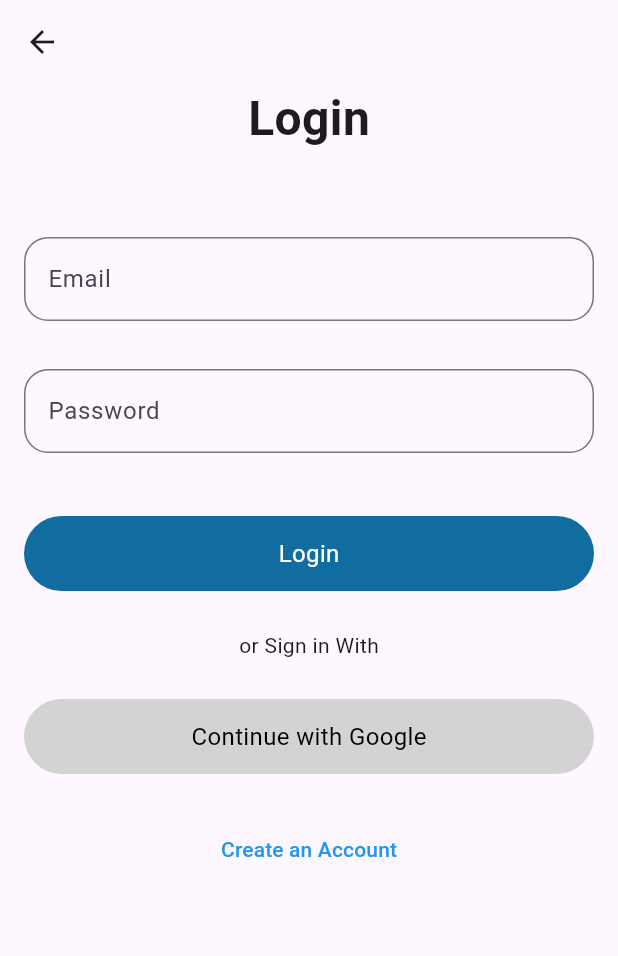
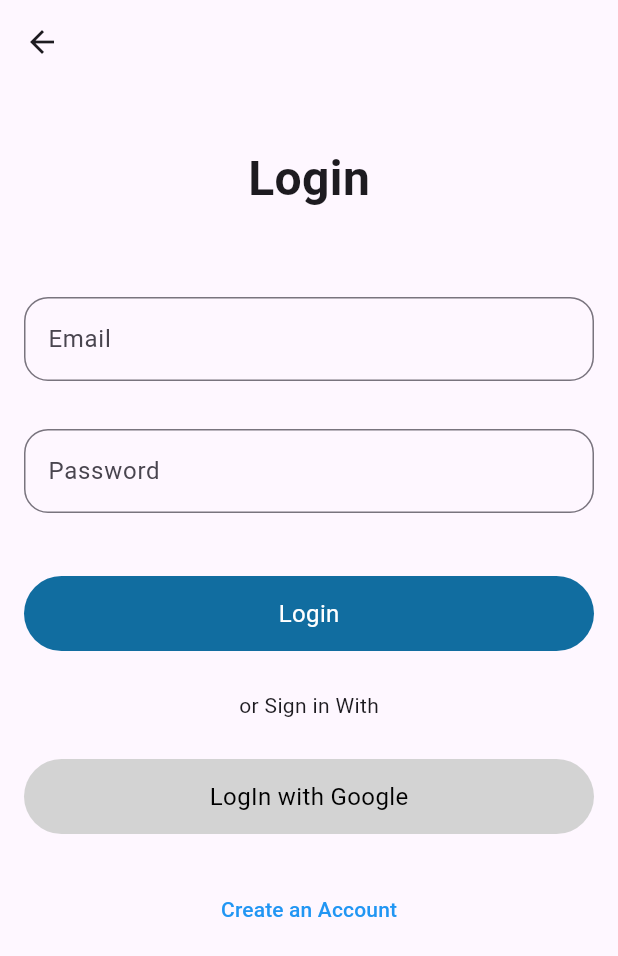
Before and after one commit to HossamAhmed954074/loopi, a Flutter app: the screen it shows after launch, after a tap on "LogIn", on a phone screen of 412 x 824 dp. Shown: the top 956 px of the screen. Run offline on Flutter 3.47's test engine with Material 3 defaults, Android fonts, the phone set to English and light mode, and no system bars; our stand-ins replace firebase_core; accounts and stored records are empty.

```diff
--- a/lib/views/login_register_screens/screens/login_screen.dart
+++ b/lib/views/login_register_screens/screens/login_screen.dart
@@ -1,4 +1,5 @@
 import 'package:final_project/constants/colors_constants.dart';
+import 'package:final_project/constants/routs_constants.dart';
 import 'package:flutter/material.dart';
 
 import '../widgets/button_custom_widget.dart';
@@ -18,6 +19,7 @@ class LoginScreen extends StatelessWidget {
           child: Column(
             crossAxisAlignment: CrossAxisAlignment.center,
             children: [
+              SizedBox(height: 40),
               Text(
                 'Login',
                 style: TextStyle(fontSize: 32, fontWeight: FontWeight.bold),
@@ -35,12 +37,15 @@ class LoginScreen extends StatelessWidget {
               Text('or Sign in With'),
               SizedBox(height: 10),
               ButtonCustom(
-                buttonTitle: 'Continue with Google',
+                buttonTitle: 'LogIn with Google',
                 buttonColor: MyColor.kButtonGoogleColor,
                 textColor: Colors.black,
               ),
               SizedBox(height: 10),
-              TextButtonCustom(textButton: 'Create an Account'),
+              TextButtonCustom(
+                textButton: 'Create an Account',
+                onPressed: () => Navigator.pushNamed(context, registerScreen),
+              ),
             ],
           ),
         ),
--- a/lib/views/login_register_screens/widgets/text_button_custom.dart
+++ b/lib/views/login_register_screens/widgets/text_button_custom.dart
@@ -1,17 +1,14 @@
-import 'package:final_project/constants/routs_constants.dart';
 import 'package:flutter/material.dart';
 
 class TextButtonCustom extends StatelessWidget {
-  const TextButtonCustom({required this.textButton, super.key});
+  const TextButtonCustom({required this.textButton,required this.onPressed, super.key});
 
   final String textButton;
-
+  final Function() onPressed;
   @override
   Widget build(BuildContext context) {
     return TextButton(
-      onPressed: () {
-        Navigator.pushNamed(context, registerScreen);
-      },
+      onPressed: onPressed,
       child: Text(textButton, style: TextStyle(color: Colors.blue)),
     );
   }
--- a/pubspec.yaml
+++ b/pubspec.yaml
@@ -28,12 +28,14 @@ environment:
 # the latest version available on pub.dev. To see which dependencies have newer
 # versions available, run `flutter pub outdated`.
 dependencies:
+
   flutter:
     sdk: flutter
 
   # The following adds the Cupertino Icons font to your application.
   # Use with the CupertinoIcons class for iOS style icons.
   cupertino_icons: ^1.0.8
+  firebase_core: ^3.13.0
 
 dev_dependencies:
   flutter_test:
```
Also changed, not shown: lib/views/login_register_screens/screens/register_screen.dart (+36 -2 lines), firebase.json (added), lib/firebase_options.dart (added), pubspec.lock, 40 other files.
